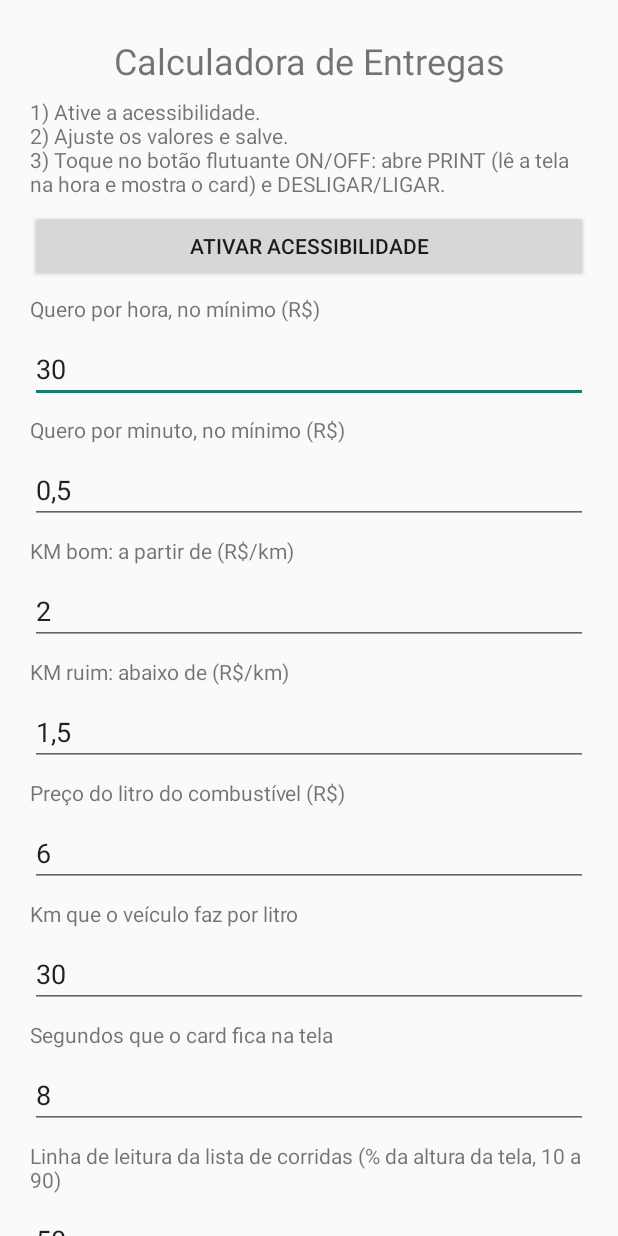
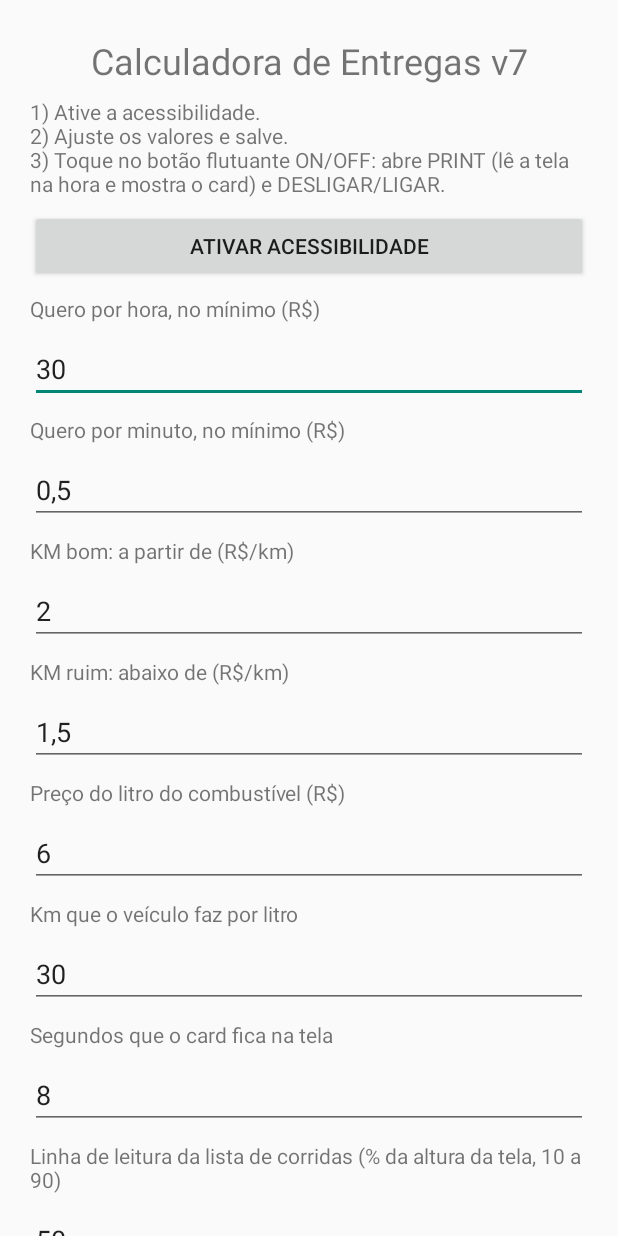
Before and after one commit to uenissantos/CALCULADORA_ENTREGAS, an Android app: the screen it shows after launch (MainActivity), on a phone screen of 412 x 824 dp. Run offline under Robolectric (Android 15) with nearby library versions, the phone set to English and light mode, and no system bars.

Commit message:
Add files via upload

```diff
--- a/app/src/main/java/com/calculadora/entregas/MainActivity.kt
+++ b/app/src/main/java/com/calculadora/entregas/MainActivity.kt
@@ -53,7 +53,7 @@ class MainActivity : Activity() {
         }
 
         val titleView = TextView(this)
-        titleView.text = "Calculadora de Entregas"
+        titleView.text = "Calculadora de Entregas v7"
         titleView.textSize = 24f
         titleView.gravity = Gravity.CENTER
         add(titleView)
```
